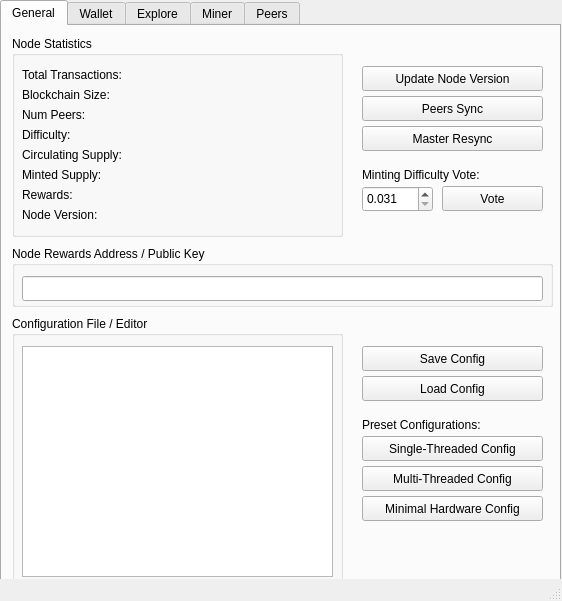
Above: vfconfig/mainwindow.ui from vfcash/VFC-Core before the change. Below: the same form after it.
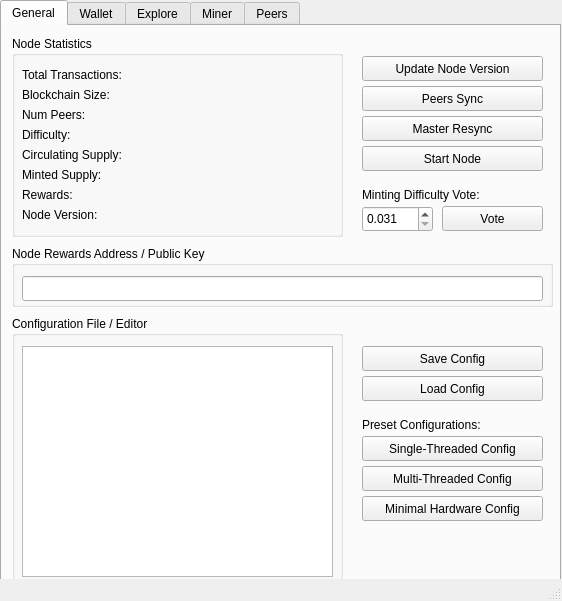
That is the form after the change. Icons and pictures are not drawn.

```diff
--- a/vfconfig/mainwindow.ui
+++ b/vfconfig/mainwindow.ui
@@ -47,7 +47,7 @@
       <property name="geometry">
        <rect>
         <x>360</x>
-        <y>40</y>
+        <y>30</y>
         <width>181</width>
         <height>25</height>
        </rect>
@@ -60,7 +60,7 @@
       <property name="geometry">
        <rect>
         <x>360</x>
-        <y>100</y>
+        <y>90</y>
         <width>181</width>
         <height>25</height>
        </rect>
@@ -320,7 +320,7 @@
       <property name="geometry">
        <rect>
         <x>360</x>
-        <y>70</y>
+        <y>60</y>
         <width>181</width>
         <height>25</height>
        </rect>
@@ -333,7 +333,7 @@
       <property name="geometry">
        <rect>
         <x>440</x>
-        <y>160</y>
+        <y>180</y>
         <width>101</width>
         <height>25</height>
        </rect>
@@ -346,7 +346,7 @@
       <property name="geometry">
        <rect>
         <x>360</x>
-        <y>160</y>
+        <y>180</y>
         <width>71</width>
         <height>26</height>
        </rect>
@@ -368,7 +368,7 @@
       <property name="geometry">
        <rect>
         <x>360</x>
-        <y>140</y>
+        <y>160</y>
         <width>161</width>
         <height>17</height>
        </rect>
@@ -377,6 +377,19 @@
        <string>Minting Difficulty Vote:</string>
       </property>
      </widget>
+     <widget class="QPushButton" name="start_node">
+      <property name="geometry">
+       <rect>
+        <x>360</x>
+        <y>120</y>
+        <width>181</width>
+        <height>25</height>
+       </rect>
+      </property>
+      <property name="text">
+       <string>Start Node</string>
+      </property>
+     </widget>
     </widget>
     <widget class="QWidget" name="tab_8">
      <attribute name="title">
```
